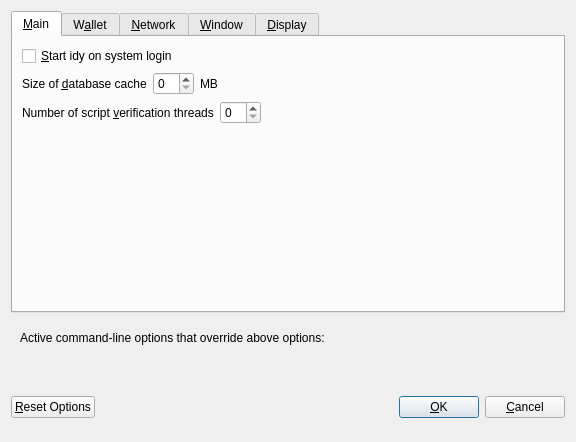
This is src/qt/forms/optionsdialog.ui in ygtars/industry as Qt 5 draws it before an edit. The edited form follows.
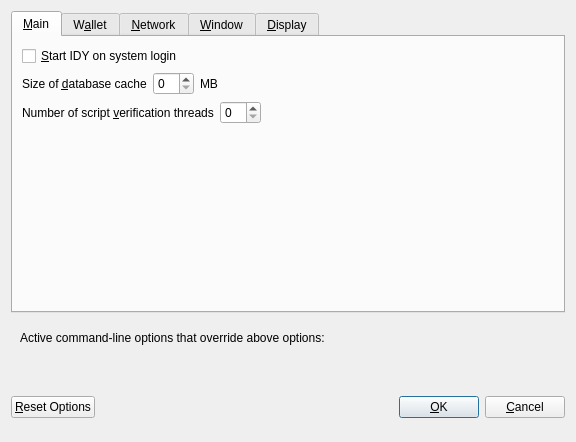
This is the edited form. Custom widgets are drawn as their Qt base class.

Patch:
```diff
--- a/src/qt/forms/optionsdialog.ui
+++ b/src/qt/forms/optionsdialog.ui
@@ -33,7 +33,7 @@
           <string>Automatically start idy after logging in to the system.</string>
          </property>
          <property name="text">
-          <string>&amp;Start idy on system login</string>
+          <string>&amp;Start IDY on system login</string>
          </property>
         </widget>
        </item>
```
Left out of the diff: 8 changed lines with no effect on the pictures.
